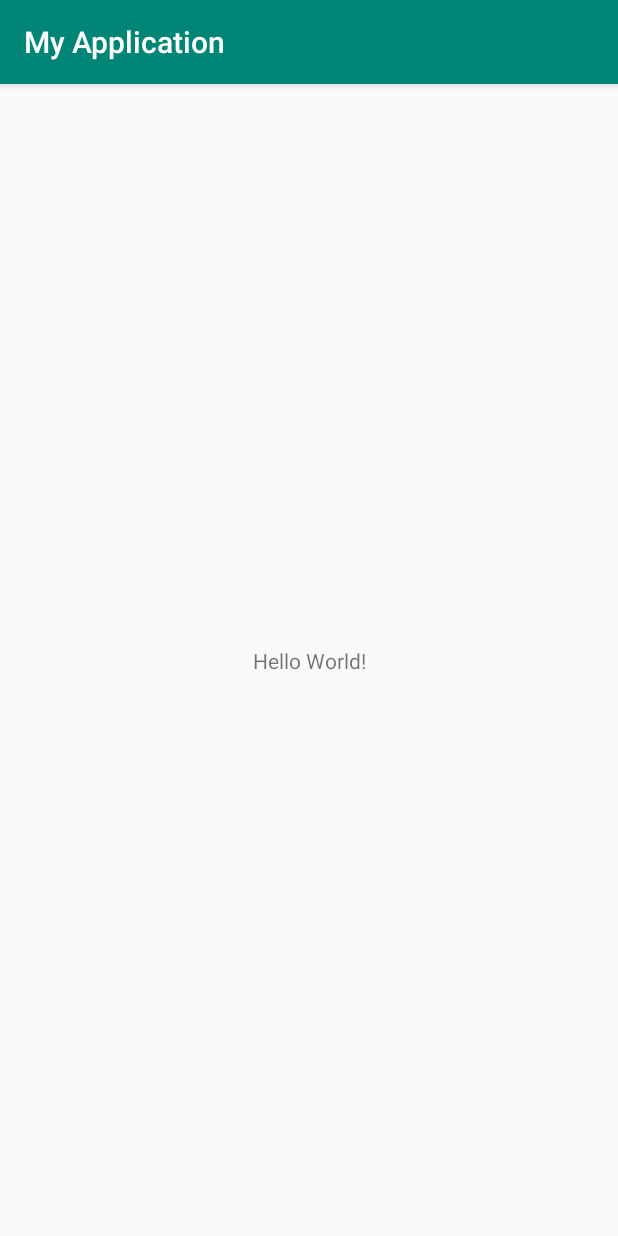
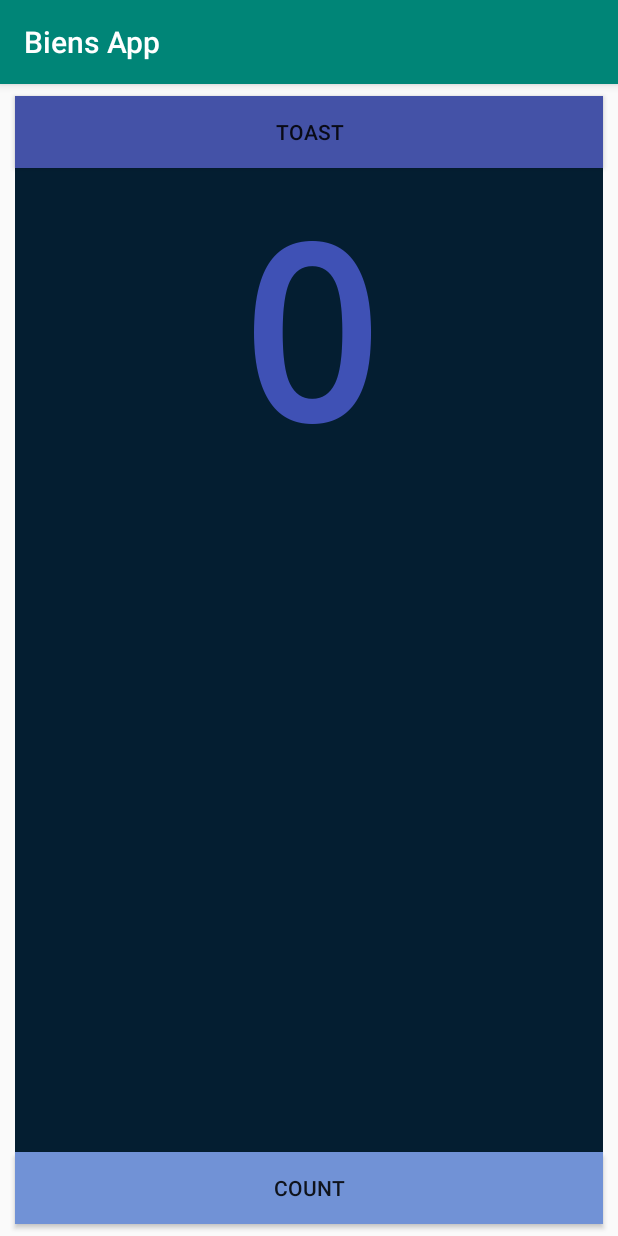
Before and after one commit to CMSC-23-B9L-2nd-Sem-2020/exercise-1-first-ui-bbcustodio2, an Android app: the screen it shows after launch (MainActivity), on a phone screen of 412 x 824 dp. Run offline under Robolectric (Android 15) with nearby library versions, the phone set to English and light mode, and no system bars.

Commit message:
FEAT: added 2 Buttons with individual functionalities (Toast and Count) and a TextView element that displays current count

```diff
--- a/app/src/main/java/com/example/myapplication/MainActivity.kt
+++ b/app/src/main/java/com/example/myapplication/MainActivity.kt
@@ -2,11 +2,30 @@ package com.example.myapplication
 
 import androidx.appcompat.app.AppCompatActivity
 import android.os.Bundle
+import android.view.View
+import android.widget.TextView
+import android.widget.Toast
 
 class MainActivity : AppCompatActivity() {
+    private var mCount: Int = 0
+    private lateinit var mShowCount: TextView
 
     override fun onCreate(savedInstanceState: Bundle?) {
         super.onCreate(savedInstanceState)
         setContentView(R.layout.activity_main)
+        mShowCount = findViewById(R.id.show_count)
     }
+
+    fun showToast(view: View) {
+      val toast: Toast = Toast.makeText(this, R.string.toast_message, Toast.LENGTH_SHORT);
+        toast.show();
+    }
+    fun countUp(view: View) {
+        mCount++;
+        if(mShowCount !== null){
+            mShowCount.text = mCount.toString();
+        }
+    }
+
+
 }
--- a/app/src/main/res/layout/activity_main.xml
+++ b/app/src/main/res/layout/activity_main.xml
@@ -6,13 +6,53 @@
     android:layout_height="match_parent"
     tools:context=".MainActivity">
 
-    <TextView
-        android:layout_width="wrap_content"
+    <Button
+        android:id="@+id/button_toast"
+        android:layout_width="0dp"
         android:layout_height="wrap_content"
-        android:text="Hello World!"
-        app:layout_constraintBottom_toBottomOf="parent"
-        app:layout_constraintLeft_toLeftOf="parent"
-        app:layout_constraintRight_toRightOf="parent"
+        android:layout_marginStart="10dp"
+        android:layout_marginTop="8dp"
+        android:layout_marginEnd="10dp"
+        android:background="#4452A7"
+        android:onClick="showToast"
+        android:text="@string/button_label_toast"
+        app:layout_constraintEnd_toEndOf="parent"
+        app:layout_constraintHorizontal_bias="0.0"
+        app:layout_constraintStart_toStartOf="parent"
         app:layout_constraintTop_toTopOf="parent" />
 
+    <Button
+        android:id="@+id/button_count"
+        android:layout_width="0dp"
+        android:layout_height="wrap_content"
+        android:layout_marginStart="10dp"
+        android:layout_marginEnd="10dp"
+        android:layout_marginBottom="8dp"
+        android:background="#7192D6"
+        android:text="@string/button_label_count"
+        app:layout_constraintBottom_toBottomOf="parent"
+        app:layout_constraintEnd_toEndOf="parent"
+        app:layout_constraintHorizontal_bias="0.498"
+        app:layout_constraintStart_toStartOf="parent"
+        android:onClick="countUp" />
+
+    <TextView
+        android:id="@+id/show_count"
+        android:layout_width="0dp"
+        android:layout_height="0dp"
+        android:layout_marginStart="10dp"
+        android:layout_marginEnd="10dp"
+        android:background="#041E31"
+        android:fontFamily="monospace"
+        android:text="@string/count_initial_value"
+        android:textAlignment="center"
+        android:textColor="#3F51B5"
+        android:textSize="160sp"
+        android:textStyle="bold"
+        app:layout_constraintBottom_toTopOf="@+id/button_count"
+        app:layout_constraintEnd_toEndOf="parent"
+        app:layout_constraintHorizontal_bias="0.0"
+        app:layout_constraintStart_toStartOf="parent"
+        app:layout_constraintTop_toBottomOf="@+id/button_toast"
+        app:layout_constraintVertical_bias="0.0" />
 </androidx.constraintlayout.widget.ConstraintLayout>
--- a/app/src/main/res/values/strings.xml
+++ b/app/src/main/res/values/strings.xml
@@ -1,3 +1,7 @@
 <resources>
-    <string name="app_name">My Application</string>
+    <string name="app_name">Biens App</string>
+    <string name="button_label_toast">Toast</string>
+    <string name="button_label_count">Count</string>
+    <string name="count_initial_value">0</string>
+    <string name="toast_message">"Henlo people</string>
 </resources>
```
